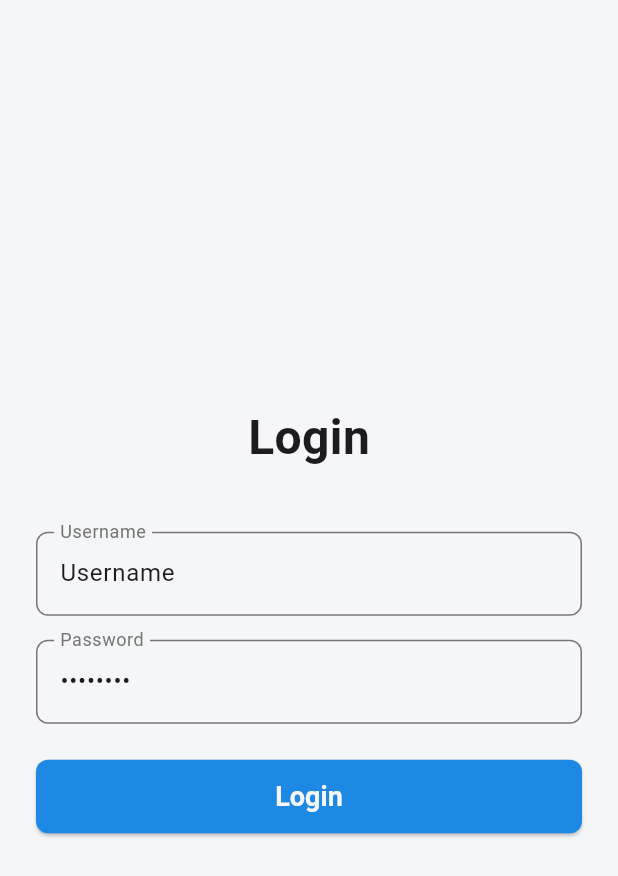
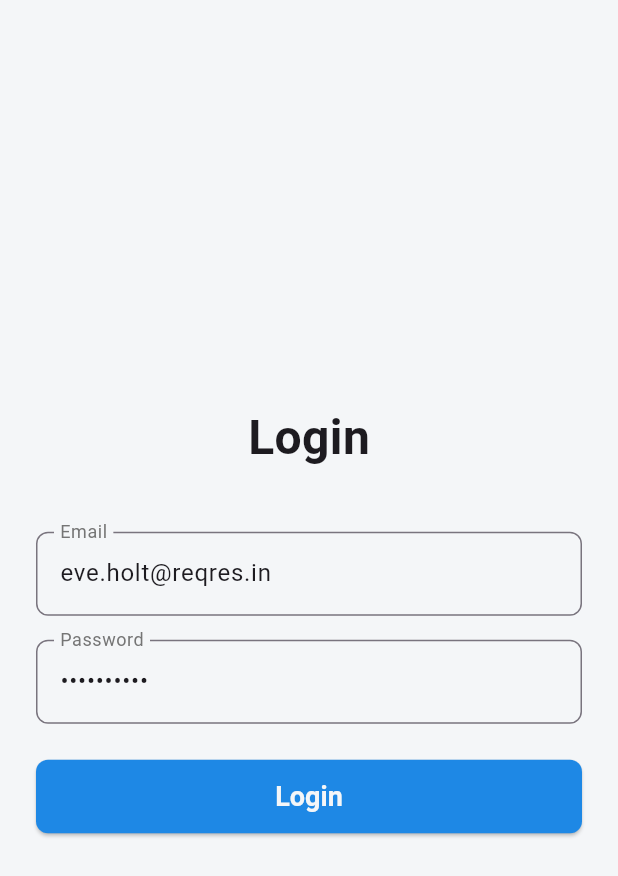
Before and after one commit to destrianadianp/test-case-wesclic, a Flutter app: the screen it shows after launch, on a phone screen of 412 x 824 dp. Shown: the top 876 px of the screen. Run offline on Flutter 3.47's test engine with Material 3 defaults, Android fonts, the phone set to English and light mode, and no system bars; accounts and stored records are empty.

Commit message:
feat(login) : integrate reqres API

```diff
--- a/lib/core/models/user_model.dart
+++ b/lib/core/models/user_model.dart
@@ -1,14 +1,25 @@
+//mendefinisi class UserModel buat isidata user dan data yg diperlu tu isinya ada id dll ini
 class UserModel {
   final String id;
   final String name;
   final String email;
   final String imageUrl;
+  final String? token;
 
   UserModel({
     required this.id,
     required this.name,
     required this.email,
     required this.imageUrl,
+    this.token
   });
 
-}
+  factory UserModel.fromLoginResponse(String email, String token){
+    return UserModel(
+      id: 'reqres_user',
+      name: email,
+      email: email,
+      imageUrl: 'https://i.pravatar.cc/150?img=1',
+      token: token);
+  }
+  }
--- a/lib/core/services/mock_data.dart
+++ b/lib/core/services/mock_data.dart
@@ -1,5 +1,5 @@
 import '../models/user_model.dart';
-
+//manggil usermodel yg dibuat tadi pake list bentuk array trs dinamain pake allusers
 final List<UserModel> allUsers = [
   UserModel(id: '1', name: 'John Doe', email: 'john.doe@example.com', imageUrl: 'https://i.pravatar.cc/150?img=1'),
   UserModel(id: '2', name: 'Jane Smith', email: 'jane.smith@example.com', imageUrl: 'https://i.pravatar.cc/150?img=2'),
--- a/lib/core/styles/app_colors.dart
+++ b/lib/core/styles/app_colors.dart
@@ -1,5 +1,5 @@
 import 'dart:ui';
-
+//definisiin seluruh warna yg bakal dipake
 const Color primaryBlue = Color(0xFF1E88E5);
 const Color accentPurple = Color(0xFF673AB7);
 const Color background = Color(0xFFF4F6F8);
--- a/lib/core/styles/app_theme.dart
+++ b/lib/core/styles/app_theme.dart
@@ -4,10 +4,10 @@ import 'package:test_case_skill/core/styles/app_colors.dart';
 ThemeData get appTheme {
   return ThemeData(
     primaryColor: primaryBlue,
-    scaffoldBackgroundColor: background,
+    scaffoldBackgroundColor: background,//warana latar blkng default
     appBarTheme: const AppBarTheme(
       backgroundColor: background,
-      foregroundColor: textDark,
+      foregroundColor: textDark,//konten di dalem appbar
       elevation: 1,
     ),
     cardTheme: CardThemeData(
@@ -25,7 +25,7 @@ ThemeData get appTheme {
         textStyle: const TextStyle(fontSize: 18, fontWeight: FontWeight.bold),
       ),
     ),
-    inputDecorationTheme: InputDecorationTheme(
+    inputDecorationTheme: InputDecorationTheme(//buat texformfield
       border: OutlineInputBorder(
         borderRadius: BorderRadius.circular(8),
         borderSide: const BorderSide(color: textLight),
--- a/lib/modules/home/components/top_user_card.dart
+++ b/lib/modules/home/components/top_user_card.dart
@@ -4,7 +4,8 @@ import '../../../core/models/user_model.dart';
 import '../../../core/styles/app_colors.dart';
 
 class TopUserCard extends StatelessWidget {
-  final UserModel user;
+  //tampilan top user card kan butuh beberapa objek dibawah ini trs ga ubah ubah jd pake stateless
+  final UserModel user;//final || tipe data || properti
   final int rank;
   final VoidCallback onTap;
 
--- a/lib/modules/home/view_models/home_view_model.dart
+++ b/lib/modules/home/view_models/home_view_model.dart
@@ -3,7 +3,7 @@ import 'package:test_case_skill/modules/login/services/login_mock_service.dart';
 
 import '../../../core/models/user_model.dart';
 
-class HomeViewModel extends ChangeNotifier {
+class HomeViewModel extends ChangeNotifier {//
   final LoginMockService _apiService = LoginMockService();
   List<UserModel> _topUsers = [];
   bool _isLoading = true;
--- a/lib/modules/login/components/login_form.dart
+++ b/lib/modules/login/components/login_form.dart
@@ -8,16 +8,17 @@ class LoginForm extends StatefulWidget {
   const LoginForm({super.key});
 
   @override
+  //nyimpen state yg bisa berubah sama definisiin tampilan
   State<LoginForm> createState() => _LoginFormState();
 }
 
 class _LoginFormState extends State<LoginForm> {
-  final TextEditingController _usernameController = TextEditingController(text: 'Username');
-  final TextEditingController _passwordController = TextEditingController(text: 'password');
+  final TextEditingController _emailController = TextEditingController(text: 'eve.holt@reqres.in');
+  final TextEditingController _passwordController = TextEditingController(text: 'cityslicka');
 
   void _login() async {
     final viewModel = Provider.of<LoginViewModel>(context, listen: false);
-    final username = _usernameController.text.trim();
+    final username = _emailController.text.trim();
     final password = _passwordController.text.trim();
 
     if (username.isEmpty || password.isEmpty) {
@@ -52,8 +53,8 @@ class _LoginFormState extends State<LoginForm> {
         mainAxisAlignment: MainAxisAlignment.center,
         children: [
           TextField(
-            controller: _usernameController,
-            decoration: const InputDecoration(labelText: 'Username'),
+            controller: _emailController,
+            decoration: const InputDecoration(labelText: 'Email'),
           ),
           const SizedBox(height: 16),
           TextField(
--- a/lib/modules/login/services/login_mock_service.dart
+++ b/lib/modules/login/services/login_mock_service.dart
@@ -1,14 +1,29 @@
+import 'dart:convert';
 
 import '../../../core/models/user_model.dart';
 import '../../../core/services/mock_data.dart';
+import 'package:http/http.dart' as http;
 
 class LoginMockService {
-  Future<UserModel?> login(String username, String password) async {
-    await Future.delayed(const Duration(seconds: 1));
-    try {
-      return allUsers.firstWhere((u) => u.name.toLowerCase() == username.toLowerCase());
-    } catch (e) {
-      return null;
+  Future<UserModel?> login(String email, String password) async {
+    final url = Uri.parse('https://reqres.in/api/login');
+    final response = await http.post(
+      url,
+      headers: {
+        'Content-Type': 'application/json',
+        'x-api-key': 'reqres-free-v1',
+      },
+      body: jsonEncode({'email': email, 'password': password}),
+    );
+    if (response.statusCode == 200) {
+      final data = jsonDecode(response.body);
+      final token = data['token'];
+      return UserModel.fromLoginResponse(email, token);
+    } else if (response.statusCode == 400) {
+      final data = jsonDecode(response.body);
+      throw Exception(data['error'] ?? 'Kredensial tidak valid.');
+    } else {
+      throw Exception('Gagal menghubungi server. Kode: ${response.statusCode}');
     }
   }
 
@@ -21,6 +36,7 @@ class LoginMockService {
     await Future.delayed(const Duration(milliseconds: 500));
     return allUsers;
   }
+
   Future<UserModel> getUserDetail(String userId) async {
     await Future.delayed(const Duration(milliseconds: 300));
     return allUsers.firstWhere((user) => user.id == userId);
--- a/lib/modules/login/view_models/login_view_model.dart
+++ b/lib/modules/login/view_models/login_view_model.dart
@@ -11,21 +11,17 @@ class LoginViewModel extends ChangeNotifier {
   bool get isLoading => _isLoading;
   String? get errorMessage => _errorMessage;
 
-  Future<UserModel?> attemptLogin(String username, String password) async {
+  Future<UserModel?> attemptLogin(String email, String password) async {
     _isLoading = true;
     _errorMessage = null;
     notifyListeners();
 
     try {
-      final user = await _apiService.login(username, password);
-      if (user != null) {
-        return user;
-      } else {
-        _errorMessage = 'Login Gagal: Nama pengguna tidak ditemukan atau password salah.';
-        return null;
-      }
-    } catch (e) {
-      _errorMessage = 'Terjadi kesalahan jaringan: $e';
+      final user = await _apiService.login(email, password);
+      return user;
+    }
+    catch (e) {
+      _errorMessage = e.toString().replaceFirst('Exception: ', '');
       return null;
     } finally {
       _isLoading = false;
--- a/pubspec.yaml
+++ b/pubspec.yaml
@@ -31,6 +31,7 @@ dependencies:
   flutter:
     sdk: flutter
   provider: ^6.0.5
+  http: ^1.6.0
 
   # The following adds the Cupertino Icons font to your application.
   # Use with the CupertinoIcons class for iOS style icons.
```
Also changed, not shown: pubspec.lock.
